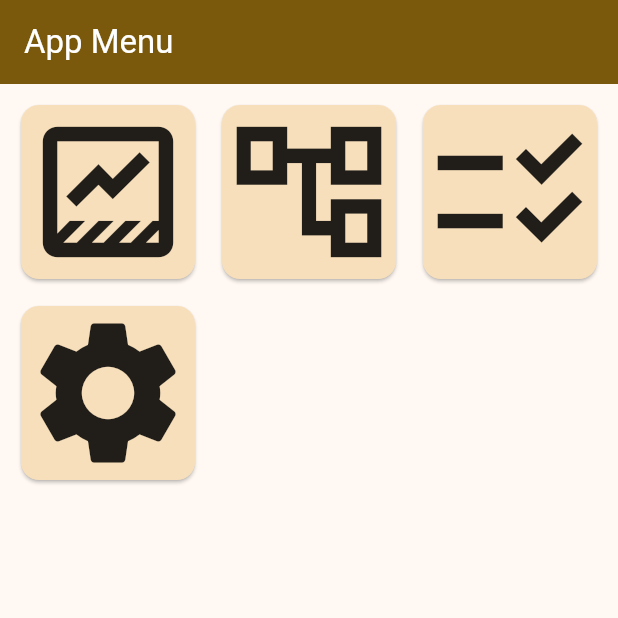
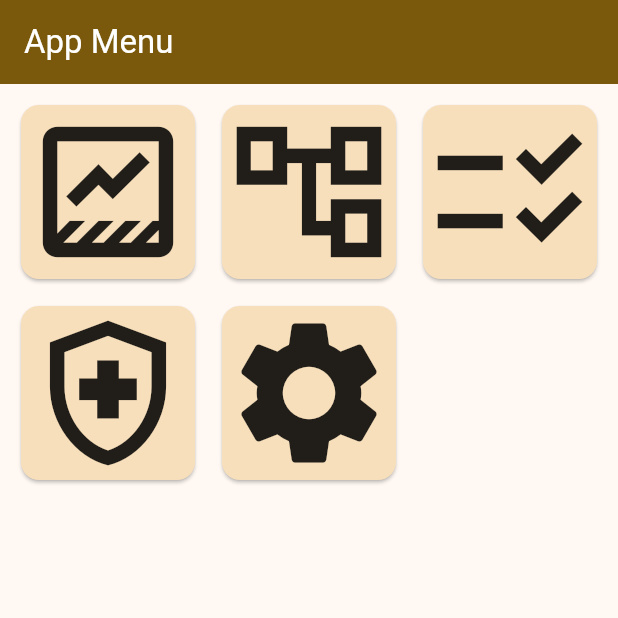
Before and after one commit to hURKa-friends/TP-RehabApp, a Flutter app: the screen it shows after launch, on a phone screen of 412 x 824 dp, the top half of it. Run offline on Flutter 3.47's test engine with Material 3 defaults, Android fonts, the phone set to English and light mode, and no system bars; our stand-ins replace permission_handler, sensors_plus, syncfusion_flutter_charts; missing offline and left inert: light_sensor.

Commit message:
vytvorenie vlastnej stránky - tutoriál a pokus o logovanie z gyroskopu a akcelerometra

```diff
--- a/lib/main.dart
+++ b/lib/main.dart
@@ -5,6 +5,7 @@ import 'package:provider/provider.dart';
 // App core dependencies
 import 'package:rehab_app/services/page_management/view_models/page_navigator_view_model.dart';
 import 'package:rehab_app/services/page_management/views/page_navigator_view.dart';
+import 'package:rehab_app/view_models/knee_rehab_view_model.dart';
 import 'package:rehab_app/views/menu_view.dart';
 
 // Service dependencies
@@ -52,6 +53,7 @@ class ChangeNotifierInjector extends StatelessWidget {
         ChangeNotifierProvider(create: (context) => MagViewModel()),
         ChangeNotifierProvider(create: (context) => LuxViewModel()),
         ChangeNotifierProvider(create: (context) => SettingsViewModel()),
+        ChangeNotifierProvider(create: (context) => KneeRehabViewModel()),
       ],
       child: MyMaterialApp(),
     );
--- a/lib/view_models/menu_view_model.dart
+++ b/lib/view_models/menu_view_model.dart
@@ -3,6 +3,7 @@ import 'package:rehab_app/services/page_management/models/base_page_model.dart';
 import 'package:rehab_app/services/page_management/models/tutorial_step_model.dart';
 import 'package:rehab_app/services/page_management/views/sub_menu_wrapper.dart';
 import 'package:rehab_app/views/example_view.dart';
+import 'package:rehab_app/views/knee_rehab_view.dart';
 import 'package:rehab_app/views/graph_view.dart';
 ///
 /// import your MVVM views here
@@ -64,6 +65,25 @@ class MenuViewModel extends ChangeNotifier {
         ),
       ],
     ),
+    KneeRehabView(icon: Icons.health_and_safety_outlined, title: "Knee rehabilitation",
+    tutorialSteps: [
+      TutorialStep(assetURI: "assets/knee_rehab/leg_extensions01.jpg",
+          heading: "1. Krok",
+          description: "Sit up straight on a chair or bench."
+      ),
+      TutorialStep(
+          assetURI: "assets/knee_rehab/leg_extensions02.jpg",
+          heading: "2. Krok",
+          description: " Tighten your thigh muscles and slowly straighten and raise your affected leg as high as possible."
+      ),
+      TutorialStep(
+          assetURI: "assets/knee_rehab/leg_extensions03.jpg",
+          heading: "3. Krok",
+          description: "Squeeze your thigh muscles and hold this position for 5 seconds. "
+                       "Relax and bring your foot to the floor. Repeat."
+      )
+    ],
+    ),
     SettingsView(icon: Icons.settings, title: "Settings"),
   ];
 
--- /dev/null
+++ b/lib/views/knee_rehab_view.dart
@@ -0,0 +1,53 @@
+import 'package:flutter/material.dart';
+import 'package:provider/provider.dart';
+import 'package:rehab_app/views/accl_view.dart';
+import 'package:rehab_app/views/gyro_view.dart';
+import '../services/page_management/models/stateless_page_model.dart';
+import '../view_models/accl_viewmodel.dart';
+import '../view_models/gyro_viewmodel.dart';
+import '../view_models/knee_rehab_view_model.dart';
+
+class KneeRehabView extends StatelessPage {
+  const KneeRehabView({
+    super.key,
+    required super.icon,
+    required super.title,
+    super.subPages, // Optional
+    super.tutorialSteps // Optional
+  });
+
+  @override
+  void initPage(BuildContext context) {
+    // Here you can call page initialization code or reference ViewModel initialization like this:
+    var kneeRehabViewModel = Provider.of<KneeRehabViewModel>(context, listen: false); /// IMPORTANT listen must be false
+    var gyroViewModel = Provider.of<GyroViewModel>(context, listen: false);
+    var acclViewModel = Provider.of<AcclViewModel>(context, listen: false);
+    gyroViewModel.registerSensorService();
+    acclViewModel.registerSensorService();
+    kneeRehabViewModel.onInit();
+  }
+
+  @override
+  void closePage(BuildContext context) {
+    // Here you can call page closing code or reference ViewModel disposal like this:
+    var kneeRehabViewModel = Provider.of<KneeRehabViewModel>(context, listen: false); /// IMPORTANT listen must be false
+    var gyroViewModel = Provider.of<GyroViewModel>(context, listen: false);
+    var acclViewModel = Provider.of<AcclViewModel>(context, listen: false);
+    gyroViewModel.onClose();
+    acclViewModel.onClose();
+    kneeRehabViewModel.onClose();
+  }
+
+  @override
+  Widget buildPage(BuildContext context) {
+    return SingleChildScrollView(
+      child: Column(
+        mainAxisAlignment: MainAxisAlignment.center,
+        children: [
+          GyroView(),
+          AcclView()
+        ],
+      ),
+    );
+  }
+}
--- a/pubspec.yaml
+++ b/pubspec.yaml
@@ -61,6 +61,9 @@ flutter:
     - assets/example/002_exercise.gif
     - assets/example/003_exercise.gif
     - assets/example/FEI_logo.gif
+    - assets/knee_rehab/leg_extensions01.jpg
+    - assets/knee_rehab/leg_extensions02.jpg
+    - assets/knee_rehab/leg_extensions03.jpg
 
   # An image asset can refer to one or more resolution-specific "variants", see
   # https://flutter.dev/to/resolution-aware-images
```
Also changed, not shown: lib/view_models/knee_rehab_view_model.dart (added, +25 -0 lines), assets/knee_rehab/leg_extensions01.jpg (added), assets/knee_rehab/leg_extensions02.jpg (added), assets/knee_rehab/leg_extensions03.jpg (added).
